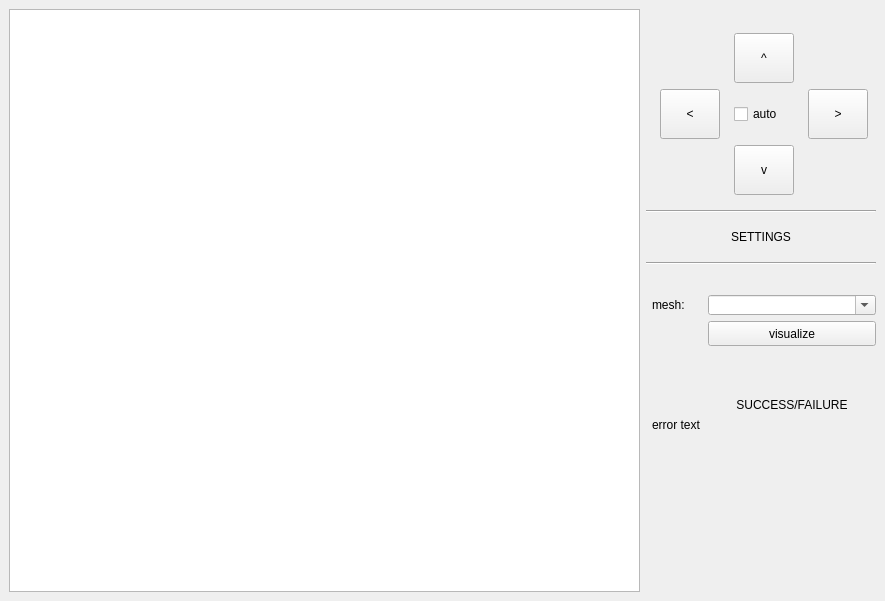
This is src/qt/mainwindow.ui in Dolaxom/C_3DEngine as Qt 5 draws it before an edit. The edited form follows.
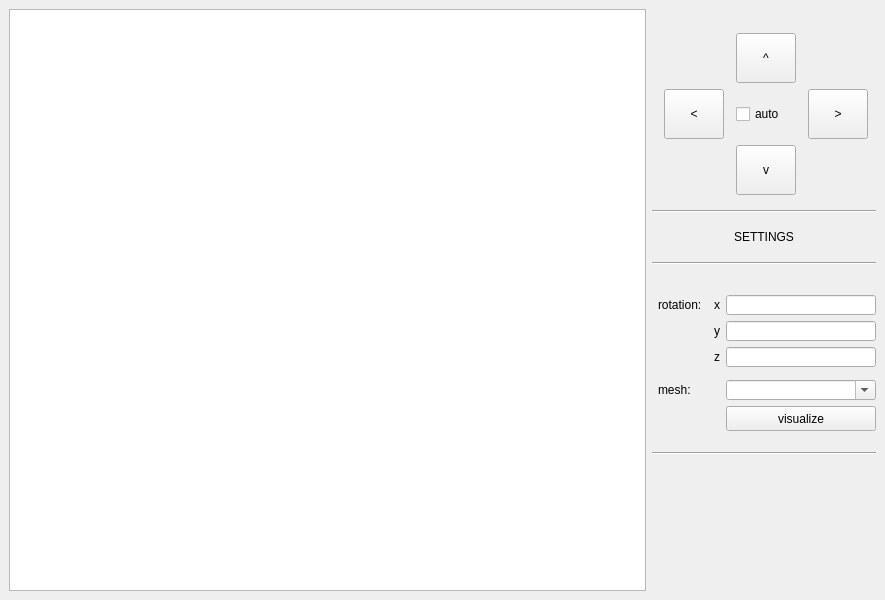
This is the edited form.

```diff
--- a/src/qt/mainwindow.ui
+++ b/src/qt/mainwindow.ui
@@ -21,36 +21,7 @@
   </property>
   <widget class="QWidget" name="centralwidget">
    <layout class="QGridLayout" name="gridLayout">
-    <item row="10" column="4">
-     <spacer name="verticalSpacer">
-      <property name="orientation">
-       <enum>Qt::Vertical</enum>
-      </property>
-      <property name="sizeType">
-       <enum>QSizePolicy::Fixed</enum>
-      </property>
-      <property name="sizeHint" stdset="0">
-       <size>
-        <width>20</width>
-        <height>10</height>
-       </size>
-      </property>
-     </spacer>
-    </item>
-    <item row="7" column="2" colspan="3">
-     <widget class="Line" name="line_2">
-      <property name="minimumSize">
-       <size>
-        <width>0</width>
-        <height>20</height>
-       </size>
-      </property>
-      <property name="orientation">
-       <enum>Qt::Horizontal</enum>
-      </property>
-     </widget>
-    </item>
-    <item row="9" column="2" colspan="3">
+    <item row="9" column="2" colspan="4">
      <widget class="Line" name="line">
       <property name="minimumSize">
        <size>
@@ -63,30 +34,36 @@
       </property>
      </widget>
     </item>
-    <item row="11" column="3">
-     <widget class="QLabel" name="meshl">
+    <item row="16" column="5" rowspan="2">
+     <widget class="QPushButton" name="visualizeb">
       <property name="minimumSize">
        <size>
-        <width>50</width>
-        <height>20</height>
+        <width>0</width>
+        <height>25</height>
        </size>
       </property>
       <property name="text">
-       <string>mesh:</string>
+       <string>visualize</string>
       </property>
      </widget>
     </item>
-    <item row="0" column="0" rowspan="20">
-     <widget class="QGraphicsView" name="camera">
+    <item row="12" column="5">
+     <widget class="QLineEdit" name="lineEdit_2">
       <property name="minimumSize">
        <size>
-        <width>300</width>
-        <height>300</height>
+        <width>100</width>
+        <height>20</height>
+       </size>
+      </property>
+      <property name="maximumSize">
+       <size>
+        <width>150</width>
+        <height>20</height>
        </size>
       </property>
      </widget>
     </item>
-    <item row="16" column="4">
+    <item row="22" column="5">
      <spacer name="verticalSpacer_2">
       <property name="orientation">
        <enum>Qt::Vertical</enum>
@@ -99,7 +76,110 @@
       </property>
      </spacer>
     </item>
-    <item row="4" column="3" rowspan="3" colspan="2">
+    <item row="8" column="2" colspan="4">
+     <widget class="QLabel" name="settingsl">
+      <property name="minimumSize">
+       <size>
+        <width>50</width>
+        <height>20</height>
+       </size>
+      </property>
+      <property name="maximumSize">
+       <size>
+        <width>16777215</width>
+        <height>30</height>
+       </size>
+      </property>
+      <property name="text">
+       <string>SETTINGS</string>
+      </property>
+      <property name="alignment">
+       <set>Qt::AlignCenter</set>
+      </property>
+      <property name="textInteractionFlags">
+       <set>Qt::NoTextInteraction</set>
+      </property>
+     </widget>
+    </item>
+    <item row="21" column="3" colspan="3">
+     <widget class="QLabel" name="errl">
+      <property name="minimumSize">
+       <size>
+        <width>0</width>
+        <height>70</height>
+       </size>
+      </property>
+      <property name="maximumSize">
+       <size>
+        <width>16777215</width>
+        <height>100</height>
+       </size>
+      </property>
+      <property name="text">
+       <string/>
+      </property>
+      <property name="alignment">
+       <set>Qt::AlignLeading|Qt::AlignLeft|Qt::AlignTop</set>
+      </property>
+      <property name="margin">
+       <number>0</number>
+      </property>
+     </widget>
+    </item>
+    <item row="13" column="4">
+     <widget class="QLabel" name="zl">
+      <property name="text">
+       <string>z</string>
+      </property>
+     </widget>
+    </item>
+    <item row="7" column="2" colspan="4">
+     <widget class="Line" name="line_2">
+      <property name="minimumSize">
+       <size>
+        <width>0</width>
+        <height>20</height>
+       </size>
+      </property>
+      <property name="orientation">
+       <enum>Qt::Horizontal</enum>
+      </property>
+     </widget>
+    </item>
+    <item row="11" column="5">
+     <widget class="QLineEdit" name="lineEdit">
+      <property name="maximumSize">
+       <size>
+        <width>150</width>
+        <height>20</height>
+       </size>
+      </property>
+     </widget>
+    </item>
+    <item row="11" column="4">
+     <widget class="QLabel" name="xl">
+      <property name="text">
+       <string>x</string>
+      </property>
+     </widget>
+    </item>
+    <item row="14" column="5">
+     <spacer name="verticalSpacer_4">
+      <property name="orientation">
+       <enum>Qt::Vertical</enum>
+      </property>
+      <property name="sizeType">
+       <enum>QSizePolicy::Fixed</enum>
+      </property>
+      <property name="sizeHint" stdset="0">
+       <size>
+        <width>20</width>
+        <height>1</height>
+       </size>
+      </property>
+     </spacer>
+    </item>
+    <item row="4" column="3" rowspan="3" colspan="3">
      <layout class="QGridLayout" name="gridLayout_2">
       <item row="1" column="0">
        <widget class="QPushButton" name="leftb">
@@ -198,45 +278,66 @@
       </item>
      </layout>
     </item>
-    <item row="8" column="2" colspan="3">
-     <widget class="QLabel" name="settingsl">
+    <item row="12" column="4">
+     <widget class="QLabel" name="yl">
+      <property name="text">
+       <string>y</string>
+      </property>
+     </widget>
+    </item>
+    <item row="0" column="0" rowspan="24">
+     <widget class="QGraphicsView" name="camera">
       <property name="minimumSize">
        <size>
-        <width>50</width>
-        <height>20</height>
+        <width>300</width>
+        <height>300</height>
        </size>
       </property>
-      <property name="maximumSize">
+     </widget>
+    </item>
+    <item row="15" column="3">
+     <widget class="QLabel" name="meshl">
+      <property name="minimumSize">
        <size>
-        <width>16777215</width>
-        <height>30</height>
+        <width>50</width>
+        <height>20</height>
        </size>
       </property>
       <property name="text">
-       <string>SETTINGS</string>
+       <string>mesh:</string>
       </property>
-      <property name="alignment">
-       <set>Qt::AlignCenter</set>
-      </property>
-      <property name="textInteractionFlags">
-       <set>Qt::NoTextInteraction</set>
-      </property>
      </widget>
     </item>
-    <item row="12" column="4" rowspan="2">
-     <widget class="QPushButton" name="showb">
+    <item row="11" column="3">
+     <widget class="QLabel" name="rotatel">
       <property name="minimumSize">
        <size>
-        <width>0</width>
-        <height>25</height>
+        <width>50</width>
+        <height>20</height>
        </size>
       </property>
       <property name="text">
-       <string>visualize</string>
+       <string>rotation:  </string>
       </property>
      </widget>
     </item>
-    <item row="11" column="4">
+    <item row="10" column="5">
+     <spacer name="verticalSpacer">
+      <property name="orientation">
+       <enum>Qt::Vertical</enum>
+      </property>
+      <property name="sizeType">
+       <enum>QSizePolicy::Fixed</enum>
+      </property>
+      <property name="sizeHint" stdset="0">
+       <size>
+        <width>20</width>
+        <height>10</height>
+       </size>
+      </property>
+     </spacer>
+    </item>
+    <item row="15" column="5">
      <widget class="QComboBox" name="meshd">
       <property name="minimumSize">
        <size>
@@ -244,6 +345,12 @@
         <height>20</height>
        </size>
       </property>
+      <property name="maximumSize">
+       <size>
+        <width>150</width>
+        <height>16777215</height>
+       </size>
+      </property>
       <property name="editable">
        <bool>true</bool>
       </property>
@@ -258,45 +365,45 @@
       </property>
      </widget>
     </item>
-    <item row="15" column="3" colspan="2">
-     <widget class="QLabel" name="errl">
+    <item row="13" column="5">
+     <widget class="QLineEdit" name="lineEdit_3">
+      <property name="minimumSize">
+       <size>
+        <width>100</width>
+        <height>20</height>
+       </size>
+      </property>
+      <property name="maximumSize">
+       <size>
+        <width>150</width>
+        <height>20</height>
+       </size>
+      </property>
+     </widget>
+    </item>
+    <item row="19" column="2" colspan="4">
+     <widget class="Line" name="line_3">
       <property name="minimumSize">
        <size>
         <width>0</width>
-        <height>150</height>
+        <height>20</height>
        </size>
       </property>
-      <property name="text">
-       <string>error text</string>
-      </property>
-      <property name="alignment">
-       <set>Qt::AlignLeading|Qt::AlignLeft|Qt::AlignTop</set>
-      </property>
-      <property name="margin">
-       <number>0</number>
-      </property>
-     </widget>
-    </item>
-    <item row="14" column="3">
-     <spacer name="verticalSpacer_3">
       <property name="orientation">
-       <enum>Qt::Vertical</enum>
+       <enum>Qt::Horizontal</enum>
       </property>
-      <property name="sizeType">
-       <enum>QSizePolicy::Fixed</enum>
-      </property>
-      <property name="sizeHint" stdset="0">
-       <size>
-        <width>20</width>
-        <height>60</height>
-       </size>
-      </property>
-     </spacer>
+     </widget>
     </item>
-    <item row="14" column="4">
+    <item row="20" column="3" colspan="3">
      <widget class="QLabel" name="resultl">
+      <property name="minimumSize">
+       <size>
+        <width>0</width>
+        <height>25</height>
+       </size>
+      </property>
       <property name="text">
-       <string>SUCCESS/FAILURE</string>
+       <string/>
       </property>
       <property name="alignment">
        <set>Qt::AlignBottom|Qt::AlignHCenter</set>
```
